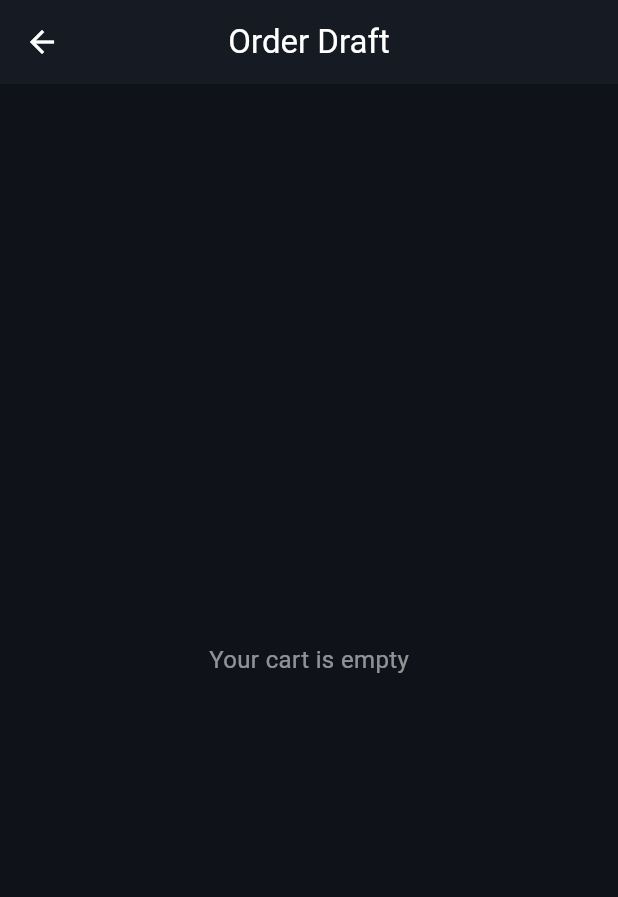
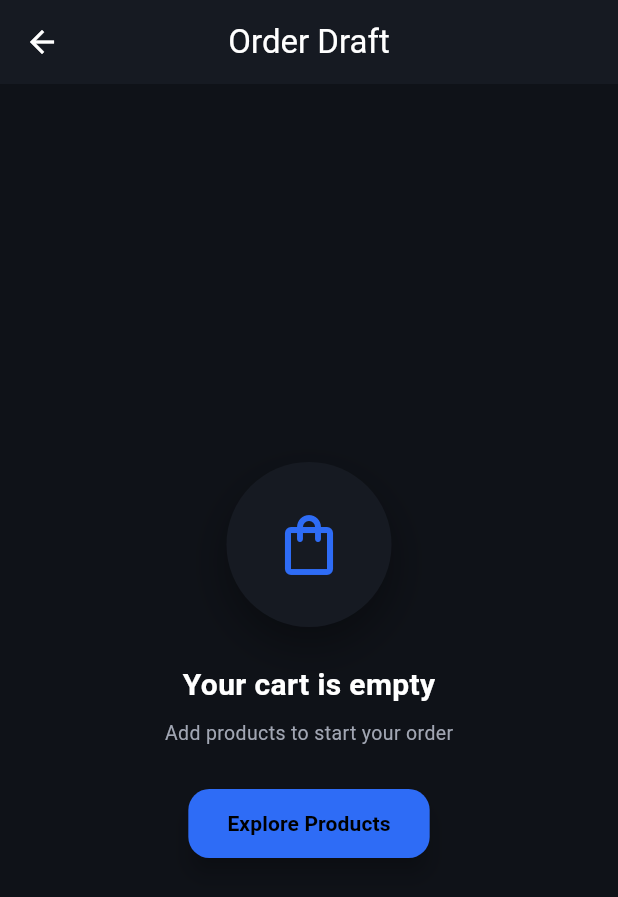
Before and after one commit to Parth3377/smart_stock2, a Flutter app: the DashboardScreen screen opened by its route, after a tap on "Cart", on a phone screen of 412 x 824 dp. Shown: the top 897 px of the screen. Run offline on Flutter 3.47's test engine with Material 3 defaults, Android fonts, the phone set to English and light mode, and no system bars; Roboto replaces fonts that are missing (IBM Plex Sans).

Commit message:
initial commit

```diff
--- a/lib/routes/app_routes.dart
+++ b/lib/routes/app_routes.dart
@@ -10,8 +10,6 @@ import '../screens/products/products_screen.dart'; // ⭐ IMPORTANT
 import '../screens/orders/checkout_screen.dart';
 import '../screens/payment/payment_screen.dart';
 import '../screens/orders/order_success_screen.dart';
-
-
 
 class AppRoutes {
   // ================= ROUTE NAMES =================
--- a/lib/screens/dashboard/dashboard_screen.dart
+++ b/lib/screens/dashboard/dashboard_screen.dart
@@ -195,13 +195,9 @@ class DashboardScreen extends StatelessWidget {
                   itemBuilder: (context, index) {
                     return ProductCard(   // ✅ FIXED (was _ProductCard)
                       product: products[index],
-
-                        onAdd: () {
+                      onAdd: () {
                           context.read<OrderDraftProvider>().addProduct(products[index]);
-
-
-                      }
-                      ,
+                      },
                     );
                   },
                 ),
@@ -342,7 +338,7 @@ class _AnimatedInfoCardState extends State<_AnimatedInfoCard>
             borderRadius: BorderRadius.circular(22),
             boxShadow: [
               BoxShadow(
-                color: widget.gradient.last.withOpacity(0.35),
+                color: widget.gradient.last.withValues(alpha: 0.35),
                 blurRadius: 20,
                 offset: const Offset(0, 12),
               ),
@@ -420,7 +416,7 @@ class _ActionItem extends StatelessWidget {
           Container(
             padding: const EdgeInsets.all(16),
             decoration: BoxDecoration(
-              color: const Color(0xFF2E6CF6).withOpacity(0.12),
+              color: const Color(0xFF2E6CF6).withValues(alpha: 0.12),
               borderRadius: BorderRadius.circular(16),
             ),
             child: Icon(icon, color: const Color(0xFF2E6CF6), size: 26),
@@ -555,7 +551,7 @@ class _ProductCardState extends State<ProductCard> {
                     ),
                     child: const Text(
                       "+ Add",
-                      style: TextStyle(fontSize: 12, fontWeight: FontWeight.w600),
+                      style: TextStyle(fontSize: 12, fontWeight: FontWeight.w900 , color: Colors.black),
                     ),
                   ),
                 ],
@@ -617,7 +613,7 @@ class _QuickActionCardState extends State<_QuickActionCard> {
             borderRadius: BorderRadius.circular(18),
             boxShadow: [
               BoxShadow(
-                color: Colors.black.withOpacity(0.35),
+                color: Colors.black.withValues(alpha: 0.35),
                 blurRadius: 18,
                 offset: const Offset(0, 10),
               ),
@@ -629,7 +625,7 @@ class _QuickActionCardState extends State<_QuickActionCard> {
               Container(
                 padding: const EdgeInsets.all(10),
                 decoration: BoxDecoration(
-                  color: const Color(0xFF2E6CF6).withOpacity(0.12),
+                  color: const Color(0xFF2E6CF6).withValues(alpha: 0.12),
                   shape: BoxShape.circle,
                 ),
                 child: Icon(
--- a/lib/screens/order_draft/order_draft_screen.dart
+++ b/lib/screens/order_draft/order_draft_screen.dart
@@ -24,7 +24,7 @@ class OrderDraftScreen extends StatelessWidget {
 
       /// ================= BODY =================
       body: cart.items.isEmpty
-          ? const _EmptyCart()
+          ? const _AnimatedEmptyCart()
           : Column(
         children: [
           /// ================= ITEM LIST =================
@@ -130,7 +130,7 @@ class OrderDraftScreen extends StatelessWidget {
                     const Text(
                       "Total",
                       style:
-                      TextStyle(color: Colors.white70, fontSize: 16),
+                      TextStyle(color: Colors.white70, fontSize: 16 , fontWeight: FontWeight.w600),
                     ),
                     Text(
                       "₹${cart.totalPrice.toStringAsFixed(0)}",
@@ -165,8 +165,9 @@ class OrderDraftScreen extends StatelessWidget {
                     child: const Text(
                       "Proceed to Checkout",
                       style: TextStyle(
-                        fontWeight: FontWeight.w600,
+                        fontWeight: FontWeight.w900,
                         fontSize: 16,
+                        color: Colors.black
                       ),
                     ),
                   ),
@@ -199,15 +200,124 @@ class OrderDraftScreen extends StatelessWidget {
 /// EMPTY CART UI
 ////////////////////////////////////////////////////////////
 
-class _EmptyCart extends StatelessWidget {
-  const _EmptyCart();
+class _AnimatedEmptyCart extends StatefulWidget {
+  const _AnimatedEmptyCart();
+
+  @override
+  State<_AnimatedEmptyCart> createState() => _AnimatedEmptyCartState();
+}
+
+class _AnimatedEmptyCartState extends State<_AnimatedEmptyCart>
+    with SingleTickerProviderStateMixin {
+  late AnimationController _controller;
+  late Animation<double> _fade;
+  late Animation<double> _scale;
+
+  @override
+  void initState() {
+    super.initState();
+
+    _controller =
+        AnimationController(vsync: this, duration: const Duration(milliseconds: 700));
+
+    _fade = CurvedAnimation(parent: _controller, curve: Curves.easeOut);
+    _scale = Tween(begin: 0.9, end: 1.0)
+        .animate(CurvedAnimation(parent: _controller, curve: Curves.easeOut));
+
+    _controller.forward();
+  }
+
+  @override
+  void dispose() {
+    _controller.dispose();
+    super.dispose();
+  }
 
   @override
   Widget build(BuildContext context) {
-    return const Center(
-      child: Text(
-        "Your cart is empty",
-        style: TextStyle(color: Colors.white54, fontSize: 16),
+    return FadeTransition(
+      opacity: _fade,
+      child: ScaleTransition(
+        scale: _scale,
+        child: Center(
+          child: Column(
+            mainAxisAlignment: MainAxisAlignment.center,
+            children: [
+              /// ICON
+              Container(
+                width: 110,
+                height: 110,
+                decoration: BoxDecoration(
+                  color: const Color(0xFF161A22),
+                  shape: BoxShape.circle,
+                  boxShadow: [
+                    BoxShadow(
+                      color: Colors.black.withValues(alpha: 0.35),
+                      blurRadius: 25,
+                      offset: const Offset(0, 12),
+                    ),
+                  ],
+                ),
+                child: const Icon(
+                  Icons.shopping_bag_outlined,
+                  size: 48,
+                  color: Color(0xFF2E6CF6),
+                ),
+              ),
+
+              const SizedBox(height: 24),
+
+              /// TITLE
+              const Text(
+                "Your cart is empty",
+                style: TextStyle(
+                  color: Colors.white,
+                  fontSize: 20,
+                  fontWeight: FontWeight.w600,
+                ),
+              ),
+
+              const SizedBox(height: 8),
+
+              /// SUBTITLE
+              const Text(
+                "Add products to start your order",
+                style: TextStyle(
+                  color: Color(0xFFA1A6B3),
+                  fontSize: 13,
+                ),
+              ),
+
+              const SizedBox(height: 28),
+
+              /// EXPLORE BUTTON
+              SizedBox(
+                height: 46,
+                child: ElevatedButton(
+                  onPressed: () {
+                    Navigator.pushNamed(context, AppRoutes.products);
+                  },
+                  style: ElevatedButton.styleFrom(
+                    backgroundColor: const Color(0xFF2E6CF6),
+                    padding: const EdgeInsets.symmetric(horizontal: 26),
+                    shape: RoundedRectangleBorder(
+                      borderRadius: BorderRadius.circular(14),
+                    ),
+                    elevation: 6,
+                  ),
+                  child: const Text(
+                    "Explore Products",
+                    style: TextStyle(
+                      fontSize: 14,
+                      fontWeight: FontWeight.w600,
+                      color: Colors.black
+                    ),
+                  ),
+                ),
+              ),
+            ],
+          ),
+        ),
       ),
     );
   }
--- a/lib/screens/orders/order_success_screen.dart
+++ b/lib/screens/orders/order_success_screen.dart
@@ -72,7 +72,7 @@ class _OrderSuccessScreenState extends State<OrderSuccessScreen>
                 borderRadius: BorderRadius.circular(22),
                 boxShadow: [
                   BoxShadow(
-                    color: Colors.black.withOpacity(0.5),
+                    color: Colors.black.withValues(alpha: 0.5),
                     blurRadius: 30,
                     offset: const Offset(0, 20),
                   ),
@@ -93,7 +93,7 @@ class _OrderSuccessScreenState extends State<OrderSuccessScreen>
                       ),
                       boxShadow: [
                         BoxShadow(
-                          color: const Color(0xFF2E6CF6).withOpacity(0.4),
+                          color: const Color(0xFF2E6CF6).withValues(alpha: 0.4),
                           blurRadius: 20,
                           offset: const Offset(0, 8),
                         ),
@@ -153,7 +153,7 @@ class _OrderSuccessScreenState extends State<OrderSuccessScreen>
                       ),
                       child: const Text(
                         "Go to Dashboard",
-                        style: TextStyle(fontWeight: FontWeight.w600),
+                        style: TextStyle(fontWeight: FontWeight.w900 , color: Colors.black),
                       ),
                     ),
                   ),
--- a/lib/screens/payment/payment_screen.dart
+++ b/lib/screens/payment/payment_screen.dart
@@ -57,7 +57,7 @@ class _PaymentScreenState extends State<PaymentScreen> {
                 children: [
                   const Text(
                     "Total Amount",
-                    style: TextStyle(color: Colors.white70),
+                    style: TextStyle(color: Colors.white70 , fontWeight: FontWeight.w900),
                   ),
                   Text(
                     "₹${total.toStringAsFixed(0)}",
@@ -109,6 +109,7 @@ class _PaymentScreenState extends State<PaymentScreen> {
                   style: TextStyle(
                     fontSize: 16,
                     fontWeight: FontWeight.w600,
+                    color: Colors.black
                   ),
                 ),
               ),
@@ -130,7 +131,7 @@ class _PaymentScreenState extends State<PaymentScreen> {
         padding: const EdgeInsets.all(14),
         decoration: BoxDecoration(
           color: selected
-              ? const Color(0xFF2E6CF6).withOpacity(0.15)
+              ? const Color(0xFF2E6CF6).withValues(alpha: 0.15)
               : const Color(0xFF161A22),
           borderRadius: BorderRadius.circular(14),
           border: Border.all(
--- a/lib/screens/products/products_screen.dart
+++ b/lib/screens/products/products_screen.dart
@@ -241,7 +241,7 @@ class _HoverProductCardState extends State<_HoverProductCard> {
                   child: const Text(
                     "+ Add",
                     style:
-                    TextStyle(fontSize: 12, fontWeight: FontWeight.w600),
+                    TextStyle(fontSize: 12, fontWeight: FontWeight.w900, color: Colors.black),
                   ),
                 ),
               ),
--- a/lib/services/order_service.dart
+++ b/lib/services/order_service.dart
@@ -27,7 +27,7 @@ class OrderService {
       date: "10 Feb 2026",
       status: "Delivered",
       total: 899,
-      address: "Howrah, West Bengal",
+      address: "Navrangpura , Ahmedabad",
       paymentMethod: "Card",
       paymentStatus: "Paid",
       items: [
```
Also changed, not shown: lib/screens/orders/checkout_screen.dart (+209 -101 lines).
